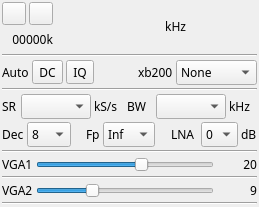
f4exb/sdrangel, file plugins/samplesource/bladerf/bladerfgui.ui: the form before one commit.
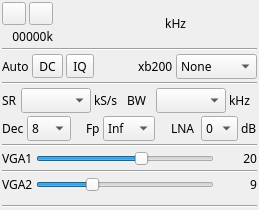
The form after the commit. Icons and pictures are not drawn. Custom widgets are drawn as their Qt base class.

```diff
--- a/plugins/samplesource/bladerf/bladerfgui.ui
+++ b/plugins/samplesource/bladerf/bladerfgui.ui
@@ -7,7 +7,7 @@
     <x>0</x>
     <y>0</y>
     <width>259</width>
-    <height>207</height>
+    <height>210</height>
    </rect>
   </property>
   <property name="sizePolicy">
@@ -16,6 +16,12 @@
     <verstretch>0</verstretch>
    </sizepolicy>
   </property>
+  <property name="minimumSize">
+   <size>
+    <width>0</width>
+    <height>210</height>
+   </size>
+  </property>
   <property name="font">
    <font>
     <family>Sans Serif</family>
@@ -653,6 +659,23 @@
      </item>
     </layout>
    </item>
+   <item>
+    <layout class="QHBoxLayout" name="padLayout">
+     <item>
+      <spacer name="verticalPadSpacer">
+       <property name="orientation">
+        <enum>Qt::Vertical</enum>
+       </property>
+       <property name="sizeHint" stdset="0">
+        <size>
+         <width>20</width>
+         <height>40</height>
+        </size>
+       </property>
+      </spacer>
+     </item>
+    </layout>
+   </item>
    <item>
     <widget class="Line" name="line_vga2">
      <property name="orientation">
```
